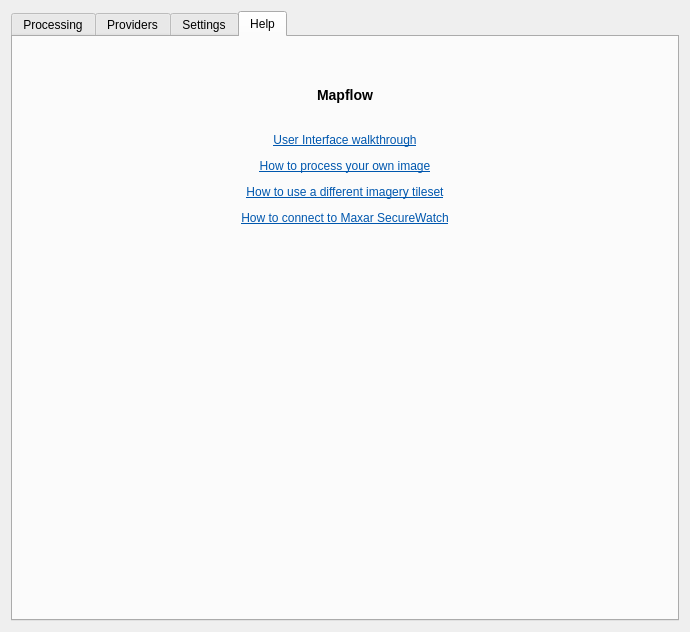
Above: mapflow/static/ui/main_dialog.ui from Geoalert/mapflow-qgis before the change. Below: the same form after it.
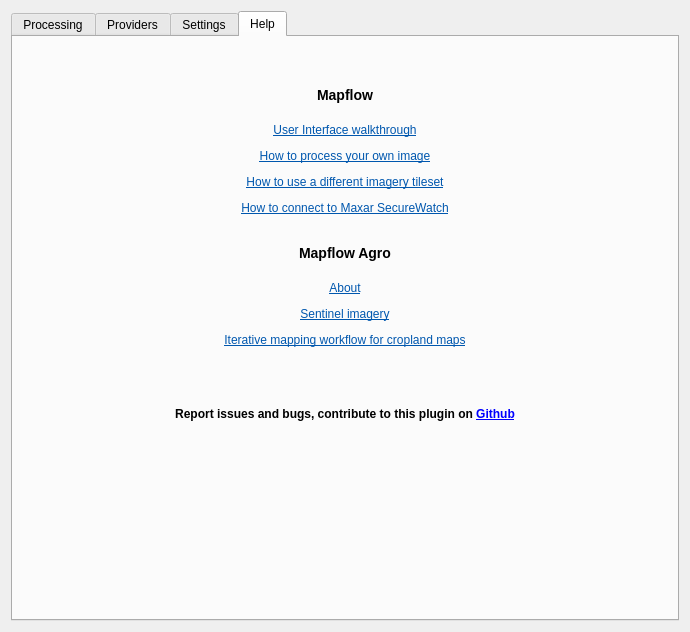
That is the form after the change. The open tabs and pages were chosen to show the change. Custom widgets are drawn as their Qt base class.

Commit message: add links to Help

Patch:
```diff
--- a/mapflow/static/ui/main_dialog.ui
+++ b/mapflow/static/ui/main_dialog.ui
@@ -945,7 +945,10 @@
        <item>
         <widget class="QLabel" name="help">
          <property name="text">
-          <string>&lt;html&gt;&lt;head/&gt;&lt;body&gt;&lt;h3 style=&quot; margin-top:30px; margin-bottom:30px; margin-left:30px; margin-right:30px; -qt-block-indent:0; text-indent:0px;&quot;&gt;&lt;span&gt;Mapflow&lt;/span&gt;&lt;/h3&gt;&lt;p align=&quot;center&quot;&gt;&lt;a href=&quot;https://docs.mapflow.ai/api/qgis_mapflow#user-interface&quot;&gt;&lt;span style=&quot; text-decoration: underline; color:#0057ae;&quot;&gt;User Interface walkthrough&lt;/span&gt;&lt;/a&gt;&lt;/p&gt;&lt;p align=&quot;center&quot;&gt;&lt;a href=&quot;https://docs.mapflow.ai/api/qgis_mapflow#how-to-process-your-own-imagery&quot;&gt;&lt;span style=&quot; text-decoration: underline; color:#0057ae;&quot;&gt;How to process your own image&lt;/span&gt;&lt;/a&gt;&lt;/p&gt;&lt;p align=&quot;center&quot;&gt;&lt;a href=&quot;https://docs.mapflow.ai/api/qgis_mapflow#how-to-use-other-imagery-services&quot;&gt;&lt;span style=&quot; text-decoration: underline; color:#0057ae;&quot;&gt;How to use a different imagery tileset&lt;/span&gt;&lt;/a&gt;&lt;/p&gt;&lt;p align=&quot;center&quot;&gt;&lt;a href=&quot;https://docs.mapflow.ai/api/qgis_mapflow#how-to-connect-to-maxar-securewatch&quot;&gt;&lt;span style=&quot; text-decoration: underline; color:#0057ae;&quot;&gt;How to connect to Maxar SecureWatch&lt;/span&gt;&lt;/a&gt;&lt;/p&gt;&lt;/body&gt;&lt;/html&gt;</string>
+          <string>&lt;html&gt;&lt;head/&gt;&lt;body&gt;&lt;h3 style=&quot; margin-top:30px; margin-bottom:20px; margin-left:30px; margin-right:30px; -qt-block-indent:0; text-indent:0px;&quot;&gt;&lt;span&gt;Mapflow&lt;/span&gt;&lt;/h3&gt;&lt;p align=&quot;center&quot;&gt;&lt;a href=&quot;https://docs.mapflow.ai/api/qgis_mapflow#user-interface&quot;&gt;&lt;span style=&quot; text-decoration: underline; color:#0057ae;&quot;&gt;User Interface walkthrough&lt;/span&gt;&lt;/a&gt;&lt;/p&gt;&lt;p align=&quot;center&quot;&gt;&lt;a href=&quot;https://docs.mapflow.ai/api/qgis_mapflow#how-to-process-your-own-imagery&quot;&gt;&lt;span style=&quot; text-decoration: underline; color:#0057ae;&quot;&gt;How to process your own image&lt;/span&gt;&lt;/a&gt;&lt;/p&gt;&lt;p align=&quot;center&quot;&gt;&lt;a href=&quot;https://docs.mapflow.ai/api/qgis_mapflow#how-to-use-other-imagery-services&quot;&gt;&lt;span style=&quot; text-decoration: underline; color:#0057ae;&quot;&gt;How to use a different imagery tileset&lt;/span&gt;&lt;/a&gt;&lt;/p&gt;&lt;p align=&quot;center&quot;&gt;&lt;a href=&quot;https://docs.mapflow.ai/api/qgis_mapflow#how-to-connect-to-maxar-securewatch&quot;&gt;&lt;span style=&quot; text-decoration: underline; color:#0057ae;&quot;&gt;How to connect to Maxar SecureWatch&lt;/span&gt;&lt;/a&gt;&lt;/p&gt;
+&lt;h3 style=&quot; margin-top:30px; margin-bottom:20px; margin-left:30px; margin-right:30px; -qt-block-indent:0; text-indent:0px;&quot;&gt;&lt;span&gt;Mapflow Agro&lt;/span&gt;&lt;/h3&gt;&lt;p align=&quot;center&quot;&gt;&lt;a href=&quot;https://agro.geoalert.io/&quot;&gt;&lt;span style=&quot; text-decoration: underline; color:#0057ae;&quot;&gt;About&lt;/span&gt;&lt;/a&gt;&lt;/p&gt;&lt;p align=&quot;center&quot;&gt;&lt;a href=&quot;https://docs.mapflow.ai/api/qgis_mapflow.html#sentinel-2&quot;&gt;&lt;span style=&quot; text-decoration: underline; color:#0057ae;&quot;&gt;Sentinel imagery&lt;/span&gt;&lt;/a&gt;&lt;/p&gt;&lt;p align=&quot;center&quot;&gt;&lt;a href=&quot;https://docs.mapflow.ai/userguides/iterative_mapping.html&quot;&gt;&lt;span style=&quot; text-decoration: underline; color:#0057ae;&quot;&gt;Iterative mapping workflow for cropland maps&lt;/span&gt;&lt;/a&gt;&lt;/p&gt;
+&lt;div style=&quot; margin-top:60px; margin-bottom:20px; margin-left:30px; margin-right:30px; -qt-block-indent:0; text-indent:0px;&quot;&gt;&lt;strong&gt;Report issues and bugs, contribute to this plugin on &lt;a href=&quot;https://github.com/Geoalert/mapflow-qgis&quot;&gt;Github&lt;/a&gt;&lt;/strong&gt;&lt;/div&gt;
+&lt;/body&gt;&lt;/html&gt;</string>
          </property>
          <property name="alignment">
           <set>Qt::AlignHCenter|Qt::AlignTop</set>
```
Left out of the diff: 18 changed lines with no effect on the pictures. The commit also changes 2 other files.
